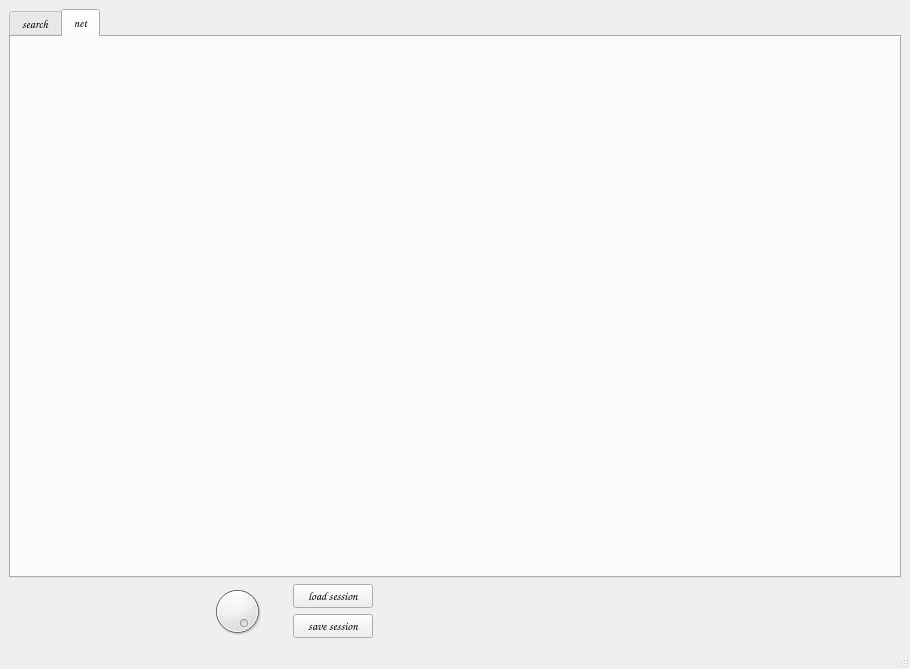
This is samplebrain/interface/samplebrain.ui in aeiouaeiouaeiouaeiouaeiouaeiou/samplebrain as Qt 5 draws it before an edit. The edited form follows.
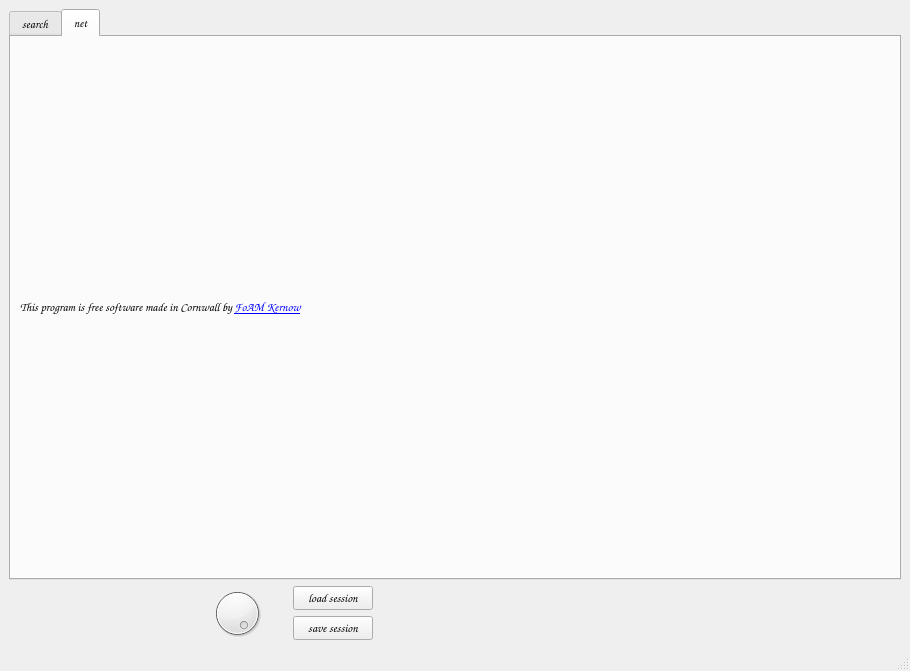
This is the edited form. The open tabs and pages were chosen to show the change. Icons and pictures are not drawn.

```diff
--- a/samplebrain/interface/samplebrain.ui
+++ b/samplebrain/interface/samplebrain.ui
@@ -7,7 +7,7 @@
     <x>0</x>
     <y>0</y>
     <width>910</width>
-    <height>669</height>
+    <height>671</height>
    </rect>
   </property>
   <property name="windowTitle">
@@ -1384,7 +1384,24 @@
        </attribute>
        <layout class="QHBoxLayout" name="horizontalLayout_15">
         <item>
-         <layout class="QVBoxLayout" name="netContainer"/>
+         <layout class="QVBoxLayout" name="verticalLayout_7">
+          <item>
+           <layout class="QVBoxLayout" name="netContainer"/>
+          </item>
+          <item>
+           <widget class="QLabel" name="label_4">
+            <property name="sizePolicy">
+             <sizepolicy hsizetype="Preferred" vsizetype="Maximum">
+              <horstretch>0</horstretch>
+              <verstretch>0</verstretch>
+             </sizepolicy>
+            </property>
+            <property name="text">
+             <string>This program is free software made in Cornwall by &lt;a href=&quot;http://fo.am/kernow&quot;&gt;FoAM Kernow&lt;/a&gt;</string>
+            </property>
+           </widget>
+          </item>
+         </layout>
         </item>
        </layout>
       </widget>
```
Left out of the diff: 31 changed lines with no effect on the pictures.
